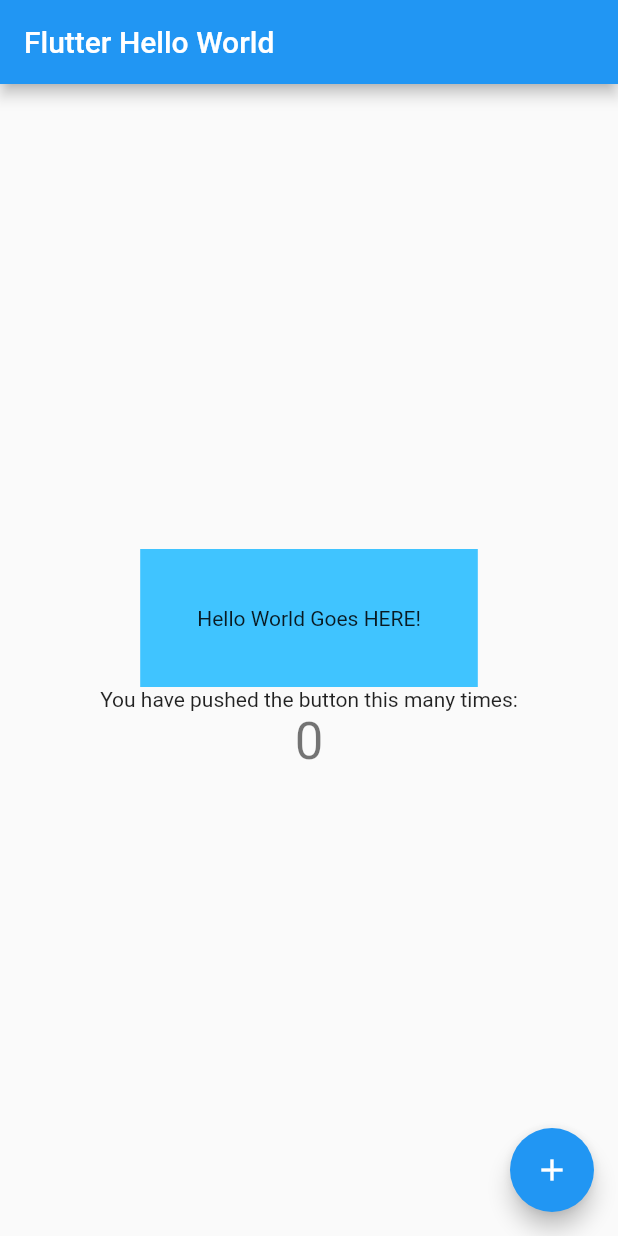
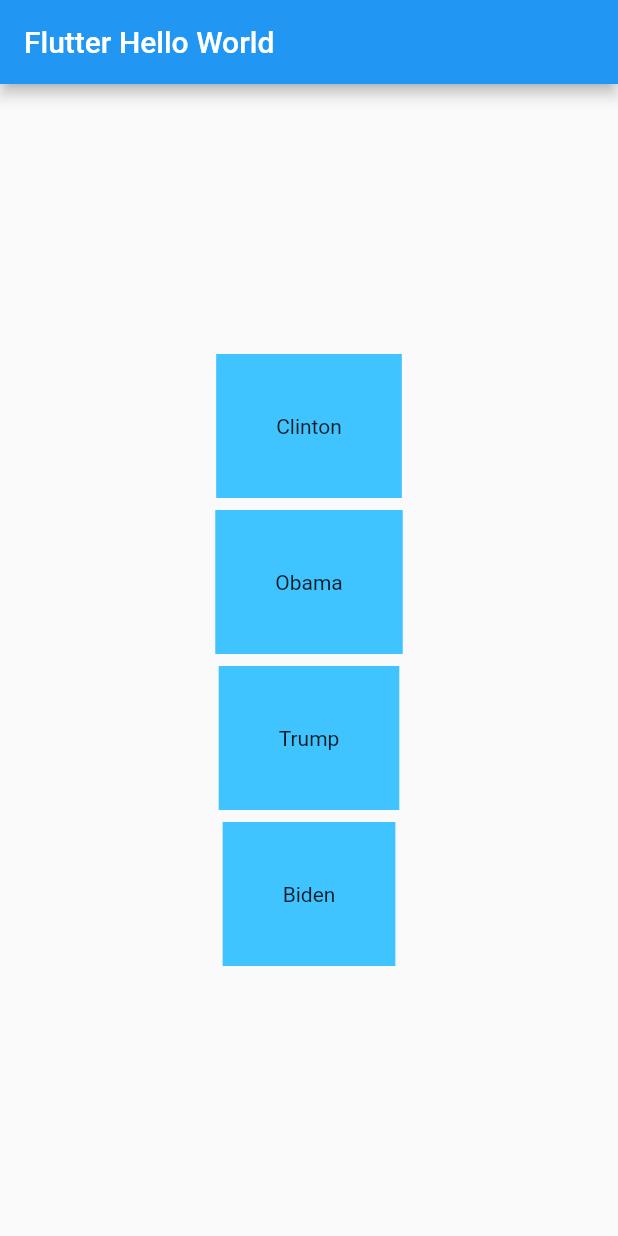
Before and after one commit to maxgdev/hello_flutter, a Flutter app: the screen it shows after launch, on a phone screen of 412 x 824 dp. Run offline on Flutter 3.47's test engine with Material 2 defaults, Android fonts, the phone set to English and light mode, and no system bars.

Commit message:
Added MyBox widget class and removed counter code

```diff
--- a/lib/main.dart
+++ b/lib/main.dart
@@ -1,4 +1,5 @@
 import 'package:flutter/material.dart';
+import 'package:flutter/rendering.dart';
 
 void main() {
   runApp(MyApp());
@@ -29,13 +30,6 @@ class MyHomePage extends StatefulWidget {
 }
 
 class _MyHomePageState extends State<MyHomePage> {
-  int _counter = 0;
-
-  void _incrementCounter() {
-    setState(() {
-      _counter++;
-    });
-  }
 
   @override
   Widget build(BuildContext context) {
@@ -47,30 +41,31 @@ class _MyHomePageState extends State<MyHomePage> {
         child: Column(
           mainAxisAlignment: MainAxisAlignment.center,
           children: <Widget>[
-            Center(
-              child: DecoratedBox(
-                decoration: BoxDecoration(color: Colors.lightBlueAccent),
-                child: Padding(
-                  padding: const EdgeInsets.all(38.0),
-                  child: Text('Hello World Goes HERE!'),
-                ),
-              ),
-            ),
-            Text(
-              'You have pushed the button this many times:',
-            ),
-            Text(
-              '$_counter',
-              style: Theme.of(context).textTheme.headline4,
-            ),
+             MyBox('Clinton'),
+             SizedBox(height:8.0),
+             MyBox('Obama'),
+             SizedBox(height:8.0),
+             MyBox('Trump'),
+             SizedBox(height:8.0),
+             MyBox('Biden')
           ],
         ),
       ),
-      floatingActionButton: FloatingActionButton(
-        onPressed: _incrementCounter,
-        tooltip: 'Increment',
-        child: Icon(Icons.add),
-      ), // This trailing comma makes auto-formatting nicer for build methods.
     );
   }
 }
+
+class MyBox extends StatelessWidget {
+  final String name;
+  const MyBox(this.name);
+  @override
+  Widget build(BuildContext context) {
+    return DecoratedBox(
+      decoration: BoxDecoration(color: Colors.lightBlueAccent),
+      child: Padding(
+        padding: const EdgeInsets.all(40),
+        child: Text(name),
+      ),
+    );
+  }
+}
```
